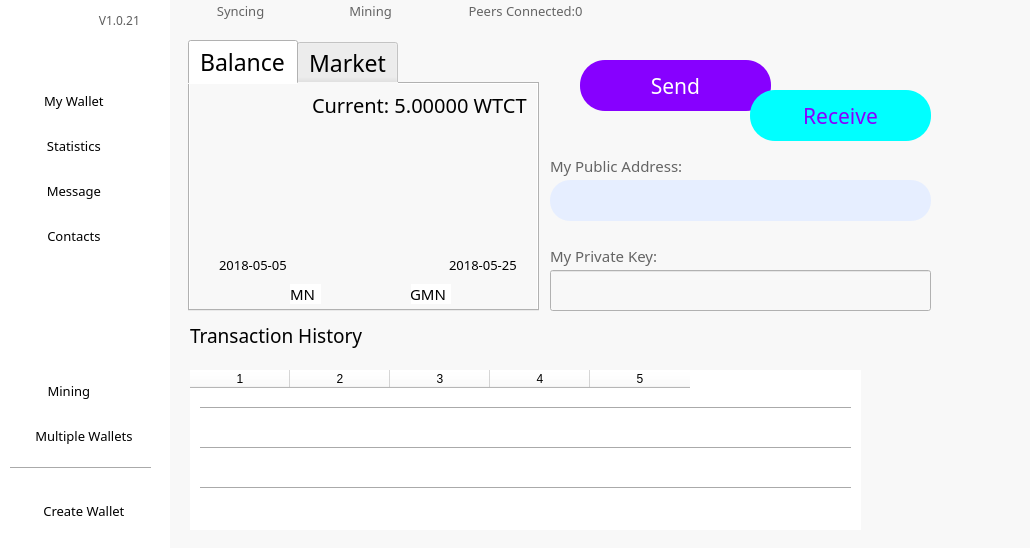
The window that Mainform_QT.ui (jiajuanjuan/wallet_code_1) describes before a commit, drawn with Qt 5.
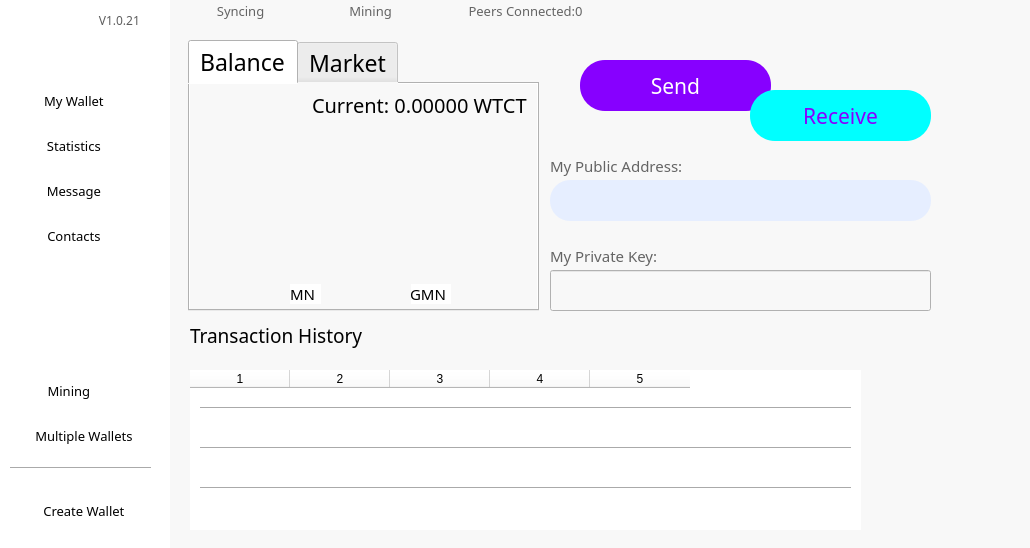
The same window after the commit. The open tabs and pages were chosen to show the change. Icons and pictures are not drawn.

Patch:
```diff
--- a/Mainform_QT.ui
+++ b/Mainform_QT.ui
@@ -3163,7 +3163,7 @@
 </string>
          </property>
          <property name="text">
-          <string>Current: 5.00000 WTCT</string>
+          <string>Current: 0.00000 WTCT</string>
          </property>
          <property name="frame">
           <bool>false</bool>
@@ -3216,7 +3216,7 @@
 </string>
          </property>
          <property name="text">
-          <string>2018-05-05</string>
+          <string/>
          </property>
          <property name="frame">
           <bool>false</bool>
@@ -3269,7 +3269,7 @@
 </string>
          </property>
          <property name="text">
-          <string>2018-05-25</string>
+          <string/>
          </property>
          <property name="frame">
           <bool>false</bool>
```
Left out of the diff: 14 changed lines with no effect on the pictures.
